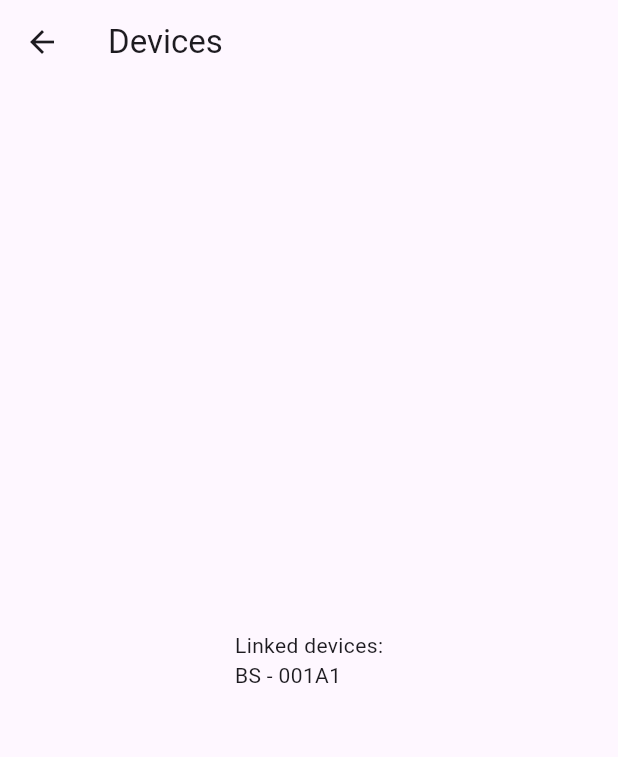
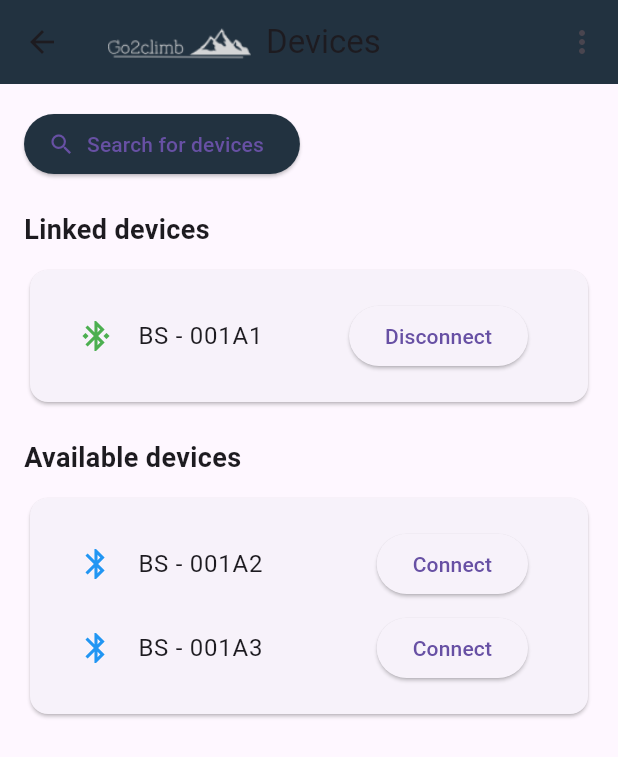
Before and after one commit to Xtreme-Arqui/mobile, a Flutter app: the DevicesScreen screen opened by its route, on a phone screen of 412 x 824 dp. Shown: the top 757 px of the screen. Run offline on Flutter 3.47's test engine with Material 3 defaults, Android fonts, the phone set to English and light mode, and no system bars; our stand-ins replace percent_indicator.

Commit message:
add: device screen

```diff
--- a/go2climb_app/lib/main.dart
+++ b/go2climb_app/lib/main.dart
@@ -1,5 +1,6 @@
 import 'package:flutter/material.dart';
 import 'package:percent_indicator/percent_indicator.dart';
+import 'package:provider/provider.dart';
 import 'dart:async';
 import 'dart:math';
 void main() {
@@ -518,15 +519,127 @@ class AccountScreen extends StatelessWidget {
   }
 }
 
-class DevicesScreen extends StatelessWidget {
+class DevicesScreen extends StatefulWidget {
+  @override
+  _DevicesScreenState createState() => _DevicesScreenState();
+}
+
+class _DevicesScreenState extends State<DevicesScreen> {
+  List<String> linkedDevices = ['BS - 001A1'];
+  List<String> availableDevices = ['BS - 001A2', 'BS - 001A3'];
+  bool isSearching = false;
+
+  void startSearching() {
+    setState(() {
+      isSearching = true;
+    });
+
+    // Simulación de búsqueda de dispositivos
+    Future.delayed(Duration(seconds: 3), () {
+      setState(() {
+        isSearching = false;
+        availableDevices.add('BS - 001A4'); // Añadir un dispositivo simulado tras la búsqueda
+      });
+    });
+  }
+
   @override
   Widget build(BuildContext context) {
     return Scaffold(
       appBar: AppBar(
-        title: Text('Devices'),
+        backgroundColor: Color(0xFF223240),
+        title: Row(
+          children: [
+            Image.asset(
+              'lib/assets/logo.png',
+              height: 30,
+            ),
+            SizedBox(width: 10),
+            Text('Devices'),
+          ],
+        ),
+        actions: [
+          IconButton(
+            icon: Icon(Icons.more_vert),
+            onPressed: () {
+              // More options action
+            },
+          ),
+        ],
       ),
-      body: Center(
-        child: Text('Linked devices:\nBS - 001A1'),
+      body: Padding(
+        padding: EdgeInsets.all(16.0),
+        child: Column(
+          crossAxisAlignment: CrossAxisAlignment.start,
+          children: [
+            ElevatedButton.icon(
+              onPressed: () {
+                startSearching();
+              },
+              icon: Icon(Icons.search),
+              label: Text(isSearching ? 'Searching...' : 'Search for devices'),
+              style: ElevatedButton.styleFrom(
+                backgroundColor: Color(0xFF223240),
+              ),
+            ),
+            SizedBox(height: 20),
+            Text(
+              'Linked devices',
+              style: TextStyle(fontSize: 18, fontWeight: FontWeight.bold),
+            ),
+            SizedBox(height: 10),
+            Card(
+              child: Padding(
+                padding: EdgeInsets.all(16.0),
+                child: Column(
+                  crossAxisAlignment: CrossAxisAlignment.start,
+                  children: linkedDevices.map((device) {
+                    return ListTile(
+                      leading: Icon(Icons.bluetooth_connected, color: Colors.green),
+                      title: Text(device),
+                      trailing: ElevatedButton(
+                        onPressed: () {
+                          // Lógica de desconexión
+                        },
+                        child: Text('Disconnect'),
+                      ),
+                    );
+                  }).toList(),
+                ),
+              ),
+            ),
+            SizedBox(height: 20),
+            Text(
+              'Available devices',
+              style: TextStyle(fontSize: 18, fontWeight: FontWeight.bold),
+            ),
+            SizedBox(height: 10),
+            Card(
+              child: Padding(
+                padding: EdgeInsets.all(16.0),
+                child: Column(
+                  crossAxisAlignment: CrossAxisAlignment.start,
+                  children: availableDevices.map((device) {
+                    return ListTile(
+                      leading: Icon(Icons.bluetooth, color: Colors.blue),
+                      title: Text(device),
+                      trailing: ElevatedButton(
+                        onPressed: () {
+                          // Lógica de conexión
+                          setState(() {
+                            linkedDevices.add(device);
+                            availableDevices.remove(device);
+                          });
+                        },
+                        child: Text('Connect'),
+                      ),
+                    );
+                  }).toList(),
+                ),
+              ),
+            ),
+          ],
+        ),
       ),
     );
   }
--- a/go2climb_app/pubspec.yaml
+++ b/go2climb_app/pubspec.yaml
@@ -30,6 +30,7 @@ environment:
 dependencies:
   flutter:
     sdk: flutter
+  provider: ^6.0.0
 
 
   # The following adds the Cupertino Icons font to your application.
```
Also changed, not shown: go2climb_app/pubspec.lock.
